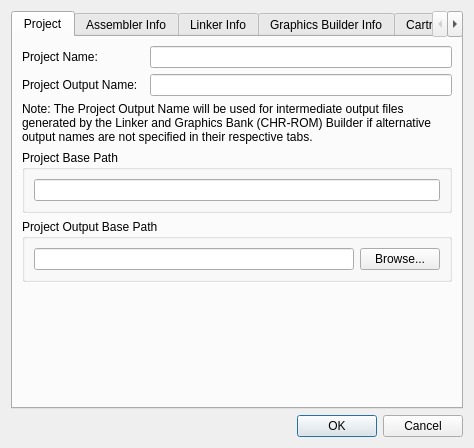
christopherpow/nesicide, file designers/project_properties/projectpropertiesdialog.ui: the form before one commit.
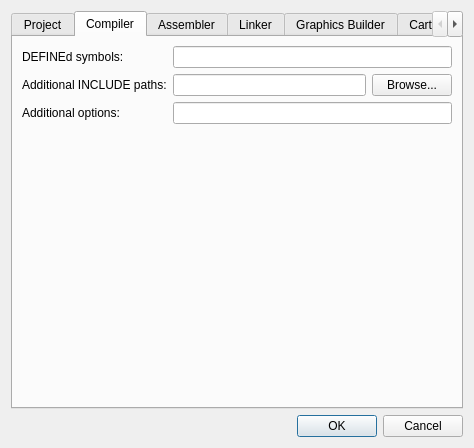
The form after the commit. Icons and pictures are not drawn.

Commit message: Adding C compiler settings support.  Fixing makefile rules for user-specifiable file extensions.

```diff
--- a/designers/project_properties/projectpropertiesdialog.ui
+++ b/designers/project_properties/projectpropertiesdialog.ui
@@ -23,7 +23,7 @@
    <item row="1" column="0">
     <widget class="QTabWidget" name="tabWidget">
      <property name="currentIndex">
-      <number>0</number>
+      <number>1</number>
      </property>
      <property name="usesScrollButtons">
       <bool>true</bool>
@@ -121,9 +121,61 @@
        </item>
       </layout>
      </widget>
+     <widget class="QWidget" name="compilerTab">
+      <attribute name="title">
+       <string>Compiler</string>
+      </attribute>
+      <layout class="QFormLayout" name="formLayout_4">
+       <item row="0" column="0">
+        <widget class="QLabel" name="label_12">
+         <property name="text">
+          <string>DEFINEd symbols:</string>
+         </property>
+        </widget>
+       </item>
+       <item row="0" column="1">
+        <widget class="QLineEdit" name="compilerDefinedSymbols"/>
+       </item>
+       <item row="1" column="0">
+        <widget class="QLabel" name="label_23">
+         <property name="text">
+          <string>Additional INCLUDE paths:</string>
+         </property>
+        </widget>
+       </item>
+       <item row="1" column="1">
+        <layout class="QHBoxLayout" name="horizontalLayout_3">
+         <item>
+          <widget class="QLineEdit" name="compilerIncludePaths"/>
+         </item>
+         <item>
+          <widget class="QPushButton" name="compilerIncludePathBrowse">
+           <property name="text">
+            <string>Browse...</string>
+           </property>
+           <property name="icon">
+            <iconset resource="../../resource.qrc">
+             <normaloff>:/resources/document-open.png</normaloff>:/resources/document-open.png</iconset>
+           </property>
+          </widget>
+         </item>
+        </layout>
+       </item>
+       <item row="2" column="0">
+        <widget class="QLabel" name="label_24">
+         <property name="text">
+          <string>Additional options:</string>
+         </property>
+        </widget>
+       </item>
+       <item row="2" column="1">
+        <widget class="QLineEdit" name="compilerAdditionalOptions"/>
+       </item>
+      </layout>
+     </widget>
      <widget class="QWidget" name="assemblerTab">
       <attribute name="title">
-       <string>Assembler Info</string>
+       <string>Assembler</string>
       </attribute>
       <layout class="QFormLayout" name="formLayout_3">
        <property name="fieldGrowthPolicy">
@@ -178,7 +230,7 @@
      </widget>
      <widget class="QWidget" name="linkerTab">
       <attribute name="title">
-       <string>Linker Info</string>
+       <string>Linker</string>
       </attribute>
       <layout class="QGridLayout" name="gridLayout_4">
        <item row="0" column="0">
@@ -270,7 +322,7 @@
      </widget>
      <widget class="QWidget" name="graphicsBuilderTab">
       <attribute name="title">
-       <string>Graphics Builder Info</string>
+       <string>Graphics Builder</string>
       </attribute>
       <layout class="QFormLayout" name="formLayout_2">
        <item row="0" column="0">
@@ -287,7 +339,7 @@
      </widget>
      <widget class="QWidget" name="cartridgeTab">
       <attribute name="title">
-       <string>Cartridge Info</string>
+       <string>Cartridge</string>
       </attribute>
       <layout class="QFormLayout" name="formLayout">
        <item row="1" column="0">
```
Left out of the diff: 26 changed lines with no effect on the pictures. The commit also changes 9 other files.
